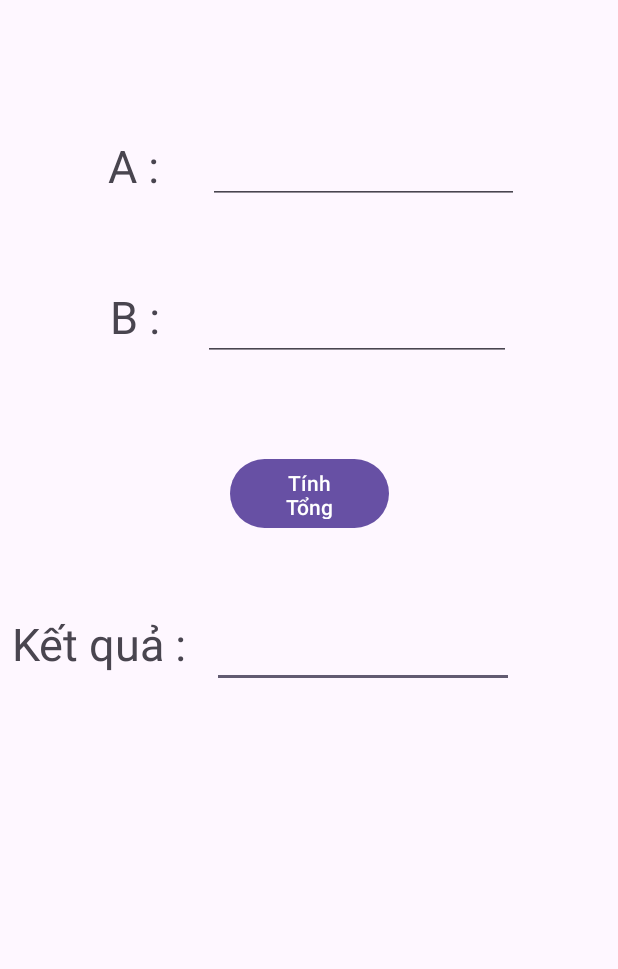
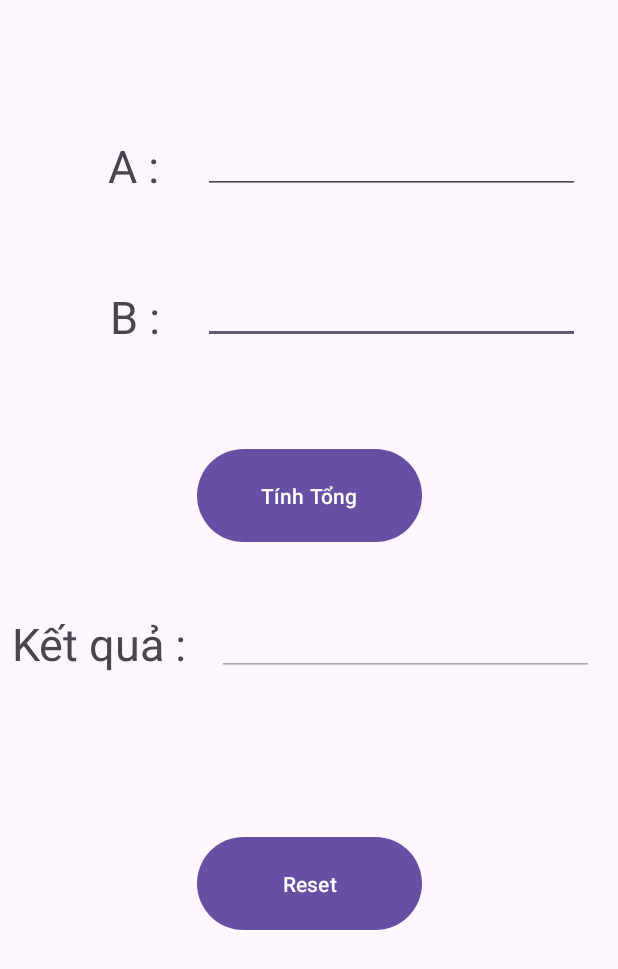
Before and after one commit to luong141102/62131058-AndroidProgramming, an Android app: the screen it shows after launch (MainActivity), on a phone screen of 412 x 824 dp. Shown: the top 969 px of the screen. Run offline under Robolectric (Android 15) with nearby library versions, the phone set to English and light mode, and no system bars.

Commit message:
simpleSum2
cvb

```diff
--- a/SimpleSumApp/app/src/main/java/tiil/edu/simplesumapp/MainActivity.java
+++ b/SimpleSumApp/app/src/main/java/tiil/edu/simplesumapp/MainActivity.java
@@ -3,6 +3,8 @@ package tiil.edu.simplesumapp;
 import androidx.appcompat.app.AppCompatActivity;
 
 import android.os.Bundle;
+import android.view.View;
+import android.widget.EditText;
 
 public class MainActivity extends AppCompatActivity {
 
@@ -11,4 +13,27 @@ public class MainActivity extends AppCompatActivity {
         super.onCreate(savedInstanceState);
         setContentView(R.layout.activity_main);
     }
+    public void XuLyCong(View view){
+        EditText editTextSoA = findViewById(R.id.edtA);
+        EditText editTextSoB = findViewById(R.id.edtB);
+        EditText editTextKQ = findViewById(R.id.edtKQ);
+
+        String strA = editTextSoA.getText().toString();
+        String strB = editTextSoB.getText().toString();
+
+        int so_A = Integer.parseInt(strA);
+        int so_B = Integer.parseInt(strB);
+
+        int tong = so_A + so_B;
+        String strTong = String.valueOf(tong);
+        editTextKQ.setText(strTong);
+    }
+    public void Reset(View view){
+        EditText editTextSoA = findViewById(R.id.edtA);
+        EditText editTextSoB = findViewById(R.id.edtB);
+        EditText editTextKQ = findViewById(R.id.edtKQ);
+        editTextSoA.setText("");
+        editTextSoB.setText("");
+        editTextKQ.setText("");
+    }
 }
--- a/SimpleSumApp/app/src/main/res/layout/activity_main.xml
+++ b/SimpleSumApp/app/src/main/res/layout/activity_main.xml
@@ -6,18 +6,47 @@
     android:layout_height="match_parent"
     tools:context=".MainActivity">
 
+    <Button
+        android:id="@+id/btnReset"
+        android:layout_width="150dp"
+        android:layout_height="70dp"
+        android:onClick="Reset"
+        android:text="Reset"
+        app:layout_constraintBottom_toBottomOf="parent"
+        app:layout_constraintEnd_toEndOf="parent"
+        app:layout_constraintHorizontal_bias="0.501"
+        app:layout_constraintStart_toStartOf="parent"
+        app:layout_constraintTop_toTopOf="parent"
+        app:layout_constraintVertical_bias="0.735" />
+
     <EditText
         android:id="@+id/edtKQ"
-        android:layout_width="201dp"
-        android:layout_height="61dp"
+        android:layout_width="251dp"
+        android:layout_height="55dp"
+        android:ems="10"
+        android:inputType="number"
+        android:textSize="30dp"
+        android:enabled="false"
+        app:layout_constraintBottom_toBottomOf="parent"
+        app:layout_constraintEnd_toEndOf="parent"
+        app:layout_constraintHorizontal_bias="0.9"
+        app:layout_constraintStart_toStartOf="parent"
+        app:layout_constraintTop_toTopOf="parent"
+        app:layout_constraintVertical_bias="0.514" />
+
+    <EditText
+        android:id="@+id/edtB"
+        android:layout_width="251dp"
+        android:layout_height="55dp"
+        android:ems="10"
+        android:inputType="number"
         android:textSize="30dp"
         app:layout_constraintBottom_toBottomOf="parent"
         app:layout_constraintEnd_toEndOf="parent"
-        app:layout_constraintHorizontal_bias="0.671"
+        app:layout_constraintHorizontal_bias="0.843"
         app:layout_constraintStart_toStartOf="parent"
         app:layout_constraintTop_toTopOf="parent"
-        app:layout_constraintVertical_bias="0.521"
-        tools:ignore="MissingConstraints" />
+        app:layout_constraintVertical_bias="0.226" />
 
     <TextView
         android:layout_width="wrap_content"
@@ -31,19 +60,6 @@
         app:layout_constraintTop_toTopOf="parent"
         app:layout_constraintVertical_bias="0.115" />
 
-    <EditText
-        android:id="@+id/edtA"
-        android:layout_width="207dp"
-        android:layout_height="64dp"
-        android:textSize="30dp"
-        app:layout_constraintBottom_toBottomOf="parent"
-        app:layout_constraintEnd_toEndOf="parent"
-        app:layout_constraintHorizontal_bias="0.676"
-        app:layout_constraintStart_toStartOf="parent"
-        app:layout_constraintTop_toTopOf="parent"
-        app:layout_constraintVertical_bias="0.095"
-        tools:ignore="MissingConstraints" />
-
     <TextView
         android:layout_width="wrap_content"
         android:layout_height="wrap_content"
@@ -56,24 +72,12 @@
         app:layout_constraintTop_toTopOf="parent"
         app:layout_constraintVertical_bias="0.243" />
 
-    <EditText
-        android:id="@+id/edtB"
-        android:layout_width="205dp"
-        android:layout_height="72dp"
-        android:textSize="30dp"
-        app:layout_constraintBottom_toBottomOf="parent"
-        app:layout_constraintEnd_toEndOf="parent"
-        app:layout_constraintHorizontal_bias="0.655"
-        app:layout_constraintStart_toStartOf="parent"
-        app:layout_constraintTop_toTopOf="parent"
-        app:layout_constraintVertical_bias="0.224"
-        tools:ignore="MissingConstraints" />
-
     <Button
         android:id="@+id/btnCong"
-        android:layout_width="106dp"
-        android:layout_height="54dp"
+        android:layout_width="150dp"
+        android:layout_height="70dp"
         android:text="Tính Tổng"
+        android:onClick="XuLyCong"
         app:layout_constraintBottom_toBottomOf="parent"
         app:layout_constraintEnd_toEndOf="parent"
         app:layout_constraintStart_toStartOf="parent"
@@ -93,4 +97,18 @@
         app:layout_constraintTop_toTopOf="parent"
         app:layout_constraintVertical_bias="0.523" />
 
+    <EditText
+        android:id="@+id/edtA"
+        android:layout_width="251dp"
+        android:layout_height="55dp"
+        android:ems="10"
+        android:inputType="number"
+        android:textSize="30dp"
+        app:layout_constraintBottom_toBottomOf="parent"
+        app:layout_constraintEnd_toEndOf="parent"
+        app:layout_constraintHorizontal_bias="0.843"
+        app:layout_constraintStart_toStartOf="parent"
+        app:layout_constraintTop_toTopOf="parent"
+        app:layout_constraintVertical_bias="0.096" />
+
 </androidx.constraintlayout.widget.ConstraintLayout>
```
